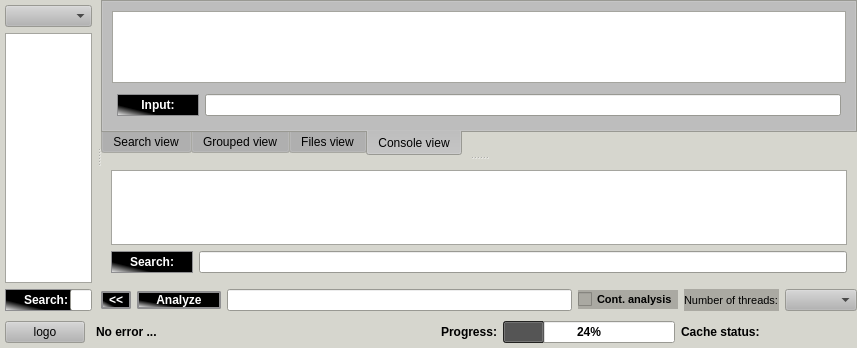
First picture: the form in dltmessageanalyzerplugin/src/form.ui, repository svlad-90/DLT-Message-Analyzer, before the edit.
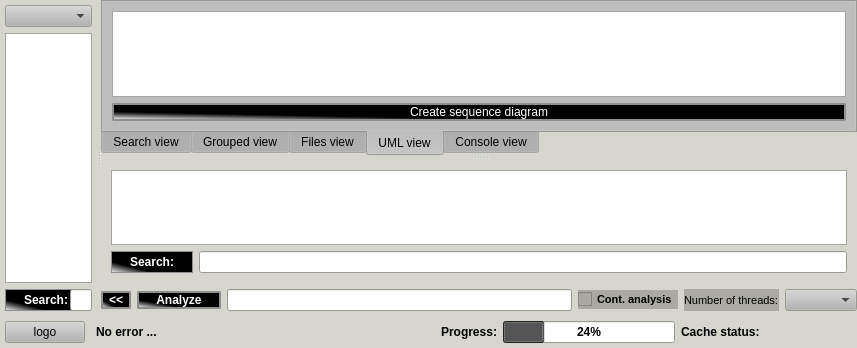
Second picture: the form after the edit. Custom widgets are drawn as their Qt base class.

What changed in the file:
```diff
--- a/dltmessageanalyzerplugin/src/form.ui
+++ b/dltmessageanalyzerplugin/src/form.ui
@@ -575,6 +575,48 @@
             </item>
            </layout>
           </widget>
+          <widget class="QWidget" name="UMLView">
+           <attribute name="title">
+            <string>UML view</string>
+           </attribute>
+           <layout class="QVBoxLayout" name="verticalLayout">
+            <item>
+             <widget class="CUMLView" name="PNG_UML_View">
+              <property name="contextMenuPolicy">
+               <enum>Qt::CustomContextMenu</enum>
+              </property>
+             </widget>
+            </item>
+            <item>
+             <widget class="QPushButton" name="createSequenceDiagram">
+              <property name="styleSheet">
+               <string notr="true">QPushButton {
+    border: 2px solid #8f8f91;
+    border-radius: 2px;
+    background-color: qlineargradient(spread:pad, x1:0.259, y1:0.720909, x2:0, y2:1, stop:0 rgba(0, 0, 0, 255), stop:1 rgba(255, 255, 255, 255));
+    min-width: 80px;
+	color: rgb(255, 255, 255);
+}
+
+QPushButton:pressed {
+    border: 2px solid #8f8f91;
+    background-color: qlineargradient(spread:pad, x1:0.169461, y1:0.181, x2:0, y2:0.954182, stop:0 rgba(0, 0, 0, 255), stop:1 rgba(255, 255, 255, 255));
+	color: rgb(255, 255, 255);
+}
+
+QPushButton:hover:!pressed{
+    border: 2px solid #9ccfdd;
+    background-color: qlineargradient(spread:pad, x1:0.119, y1:0.561682, x2:0.034, y2:0.926, stop:0 rgba(67, 115, 118, 255), stop:1 rgba(171, 211, 205, 255));
+	color: rgb(255, 255, 255);
+}</string>
+              </property>
+              <property name="text">
+               <string>Create sequence diagram</string>
+              </property>
+             </widget>
+            </item>
+           </layout>
+          </widget>
           <widget class="QWidget" name="consoleViewTab">
            <attribute name="title">
             <string>Console view</string>
@@ -1138,6 +1180,11 @@
    <extends>QPlainTextEdit</extends>
    <header>log/CConsoleView.hpp</header>
   </customwidget>
+  <customwidget>
+   <class>CUMLView</class>
+   <extends>QGraphicsView</extends>
+   <header>uml/CUMLView.hpp</header>
+  </customwidget>
  </customwidgets>
  <resources/>
  <connections/>
```
